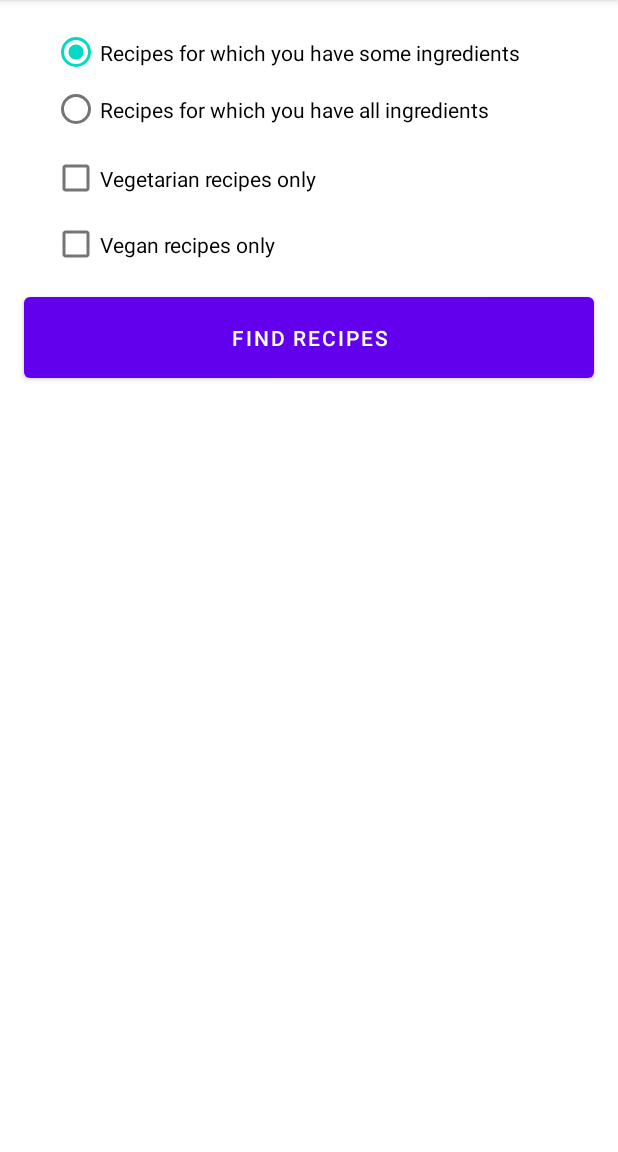
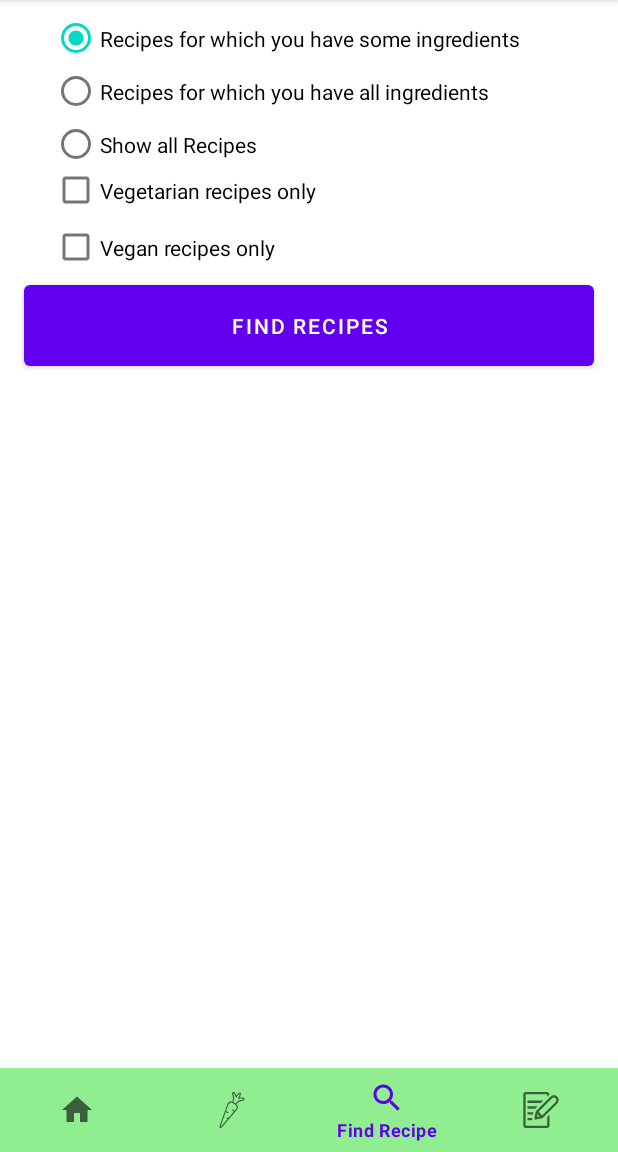
Before and after one commit to SC-118455906/RecipeGeneratorAS, an Android app: the screen it shows after launch (Recipes), after a tap on "GO TO RECIPES", on a phone screen of 412 x 824 dp, the part 84-1236 px from its top. Run offline under Robolectric (Android 15) with nearby library versions, the phone set to English and light mode, and no system bars.

Commit message:
Got bottom nav working, added new recipes, fixed scrolling on recipe viewer

```diff
--- a/app/src/main/java/com/example/recipegenerator/MainActivity.java
+++ b/app/src/main/java/com/example/recipegenerator/MainActivity.java
@@ -3,6 +3,7 @@ package com.example.recipegenerator;
 import androidx.annotation.NonNull;
 import androidx.appcompat.app.AppCompatActivity;
 
+import android.annotation.SuppressLint;
 import android.content.Context;
 import android.content.Intent;
 import android.database.Cursor;
@@ -30,6 +31,7 @@ public class MainActivity extends AppCompatActivity {
     View img_Profile;
     ListView lst_Users;
     ArrayAdapter arrayAdapter;
+    BottomNavigationView bottomNavigationView;
     public int currentUserID = 1;
     boolean isVegetarian;
     boolean isVegan;
@@ -52,33 +54,30 @@ public class MainActivity extends AppCompatActivity {
         btn_GoToRecipes = findViewById(R.id.btn_GoToRecipes);
         img_Profile = findViewById(R.id.img_Profile);
         et_Allergens = findViewById(R.id.et_Allergens);
-        BottomNavigationView bottomNavigationView = new BottomNavigationView(MainActivity.this);
+        bottomNavigationView = findViewById(R.id.bottom_navigation);
 
         isVegetarian = checkIfVeggie();
         isVegan = checkIfVegan();
 
-        bottomNavigationView.setOnItemSelectedListener(new NavigationBarView.OnItemSelectedListener() {
+        //code for bottom nav bar adapted from this tutorial: https://stackoverflow.com/questions/54228079/bottom-navigation-menu-onclick-icon-select
+        bottomNavigationView.setOnNavigationItemSelectedListener(new BottomNavigationView.OnNavigationItemSelectedListener() {
             @Override
             public boolean onNavigationItemSelected(@NonNull MenuItem item) {
-                switch(item.getItemId())
-                {
-                    case R.id.MainActivity:
-//                        switchActivity(MainActivity.class, currentUserID);
-//                        overridePendingTransition(0,0);
-                        return true;
+                switch (item.getItemId()){
+                    case R.id.MainActivity: break;
                     case R.id.Ingredients:
                         switchActivity(Ingredients.class, currentUserID);
-                        overridePendingTransition(0,0);
-                        return true;
+                        break;
                     case R.id.FindRecipes:
-                        switchActivity(MainActivity.class, currentUserID);
-                        overridePendingTransition(0,0);
-                        return true;
+                        switchActivity(Recipes.class, currentUserID);
+                        break;
+                    case R.id.CustomRecipe:
+                        switchActivity(CustomRecipe.class, currentUserID);
+                        break;
                 }
-                return false;
+                return true;
             }
         });
-
 
         btn_GoToIngredients.setOnClickListener((v) -> {
             switchActivity(Ingredients.class, currentUserID);
--- a/app/src/main/java/com/example/recipegenerator/Recipes.java
+++ b/app/src/main/java/com/example/recipegenerator/Recipes.java
@@ -1,5 +1,6 @@
 package com.example.recipegenerator;
 
+import androidx.annotation.NonNull;
 import androidx.appcompat.app.AppCompatActivity;
 
 import android.content.Intent;
@@ -7,6 +8,7 @@ import android.database.Cursor;
 import android.database.sqlite.SQLiteDatabase;
 import android.os.Bundle;
 import android.util.Log;
+import android.view.MenuItem;
 import android.view.View;
 import android.widget.AdapterView;
 import android.widget.ArrayAdapter;
@@ -17,7 +19,9 @@ import android.widget.ListView;
 import android.widget.RadioButton;
 import android.widget.RadioGroup;
 
+import com.example.recipegenerator.models.Ingredient;
 import com.example.recipegenerator.models.User;
+import com.google.android.material.bottomnavigation.BottomNavigationView;
 
 import java.util.ArrayList;
 import java.util.List;
@@ -30,8 +34,9 @@ public class Recipes extends AppCompatActivity {
     ListView lst_Recipes;
     CheckBox chk_Vegetarian, chk_Vegan;
     RadioGroup rg_AllOrSome;
-    RadioButton radioButton, rb_Some, rb_All;
-    boolean allIngredients, isVegetarian, isVegan;
+    RadioButton radioButton, rb_Some, rb_All, rb_AllRecipes;
+    boolean allIngredients, isVegetarian, isVegan, allRecipes;
+    BottomNavigationView bottomNavigationView;
 
     @Override
     protected void onCreate(Bundle savedInstanceState) {
@@ -43,14 +48,17 @@ public class Recipes extends AppCompatActivity {
         rg_AllOrSome = findViewById(R.id.rg_AllOrSome);
         rb_Some = findViewById(R.id.rb_Some);
         rb_All = findViewById(R.id.rb_All);
+        rb_AllRecipes = findViewById(R.id.rb_AllRecipes);
         chk_Vegetarian = findViewById(R.id.chkVegetarian);
         chk_Vegan = findViewById(R.id.chk_Vegan);
+        bottomNavigationView = findViewById(R.id.bottom_navigation);
 
         //setting the variables
         isVegetarian = getIsVegetarian();
         isVegan = getIsVegan();
         int userID = getUserID();
         allIngredients = false;
+        allRecipes = false;
 
         //onclick listeners for the checkboxes, buttons, and listview
         chk_Vegetarian.setOnCheckedChangeListener((buttonView, isChecked) -> {
@@ -77,6 +85,28 @@ public class Recipes extends AppCompatActivity {
             String recipeName = lst_Recipes.getItemAtPosition(position).toString().toUpperCase();
             getRecipeDetails(recipeName, userID);
         });
+
+
+        bottomNavigationView.setSelectedItemId(R.id.FindRecipes);
+        bottomNavigationView.setOnNavigationItemSelectedListener(new BottomNavigationView.OnNavigationItemSelectedListener() {
+            @Override
+            public boolean onNavigationItemSelected(@NonNull MenuItem item) {
+                switch (item.getItemId()){
+                    case R.id.MainActivity:
+                        switchActivity(MainActivity.class, 0, 0);
+                        break;
+                    case R.id.Ingredients:
+                        switchActivity(Ingredients.class, 0, userID);
+                        break;
+                    case R.id.FindRecipes:
+                        break;
+                    case R.id.CustomRecipe:
+                        switchActivity(CustomRecipe.class, 0,userID);
+                        break;
+                }
+                return true;
+            }
+        });
     }
 
     //gets the recipe id of the currently selected recipe so it can be passed to the recipe viewer page
@@ -100,6 +130,19 @@ public class Recipes extends AppCompatActivity {
 
     private void findAllEligibleRecipes(int userID, boolean isVegetarian, boolean isVegan) {
         String sql;
+        if (allRecipes) {
+            if(isVegetarian){
+                if(isVegan){
+                    sql = "SELECT NAME, DESCRIPTION FROM RECIPE WHERE ALLERGENS LIKE '%VEGETARIAN%' OR '%VEGAN%'";
+                } else {
+                    sql = "SELECT NAME, DESCRIPTION FROM RECIPE WHERE ALLERGENS LIKE '%VEGETARIAN%'";
+                }
+            } else if(isVegan){
+                sql = "SELECT NAME, DESCRIPTION FROM RECIPE WHERE ALLERGENS LIKE '%VEGAN%'";
+            } else {
+                sql = "SELECT NAME, DESCRIPTION FROM RECIPE";
+            }
+        } else {
             if (allIngredients) {
                 if (isVegetarian) {
                     if (isVegan) {
@@ -159,6 +202,7 @@ public class Recipes extends AppCompatActivity {
                     sql = "SELECT DISTINCT(RECIPE.NAME),(RECIPE.DESCRIPTION) FROM RECIPE, USER_INGREDIENTS, RECIPE_INGREDIENTS WHERE USER_INGREDIENTS.INGREDIENT_ID = RECIPE_INGREDIENTS.INGREDIENT_ID AND RECIPE.RECIPE_ID = RECIPE_INGREDIENTS.RECIPE_ID AND USER_INGREDIENTS.USER_ID = " + userID + " AND RECIPE.ALLERGENS LIKE '%VEGAN%'";
                 } else {
                     sql = "SELECT DISTINCT(RECIPE.NAME),(RECIPE.DESCRIPTION) FROM RECIPE, USER_INGREDIENTS, RECIPE_INGREDIENTS WHERE USER_INGREDIENTS.INGREDIENT_ID = RECIPE_INGREDIENTS.INGREDIENT_ID AND RECIPE.RECIPE_ID = RECIPE_INGREDIENTS.RECIPE_ID AND USER_INGREDIENTS.USER_ID = " + userID;
+                }
             }
         }
         SQLiteDatabase db = getSqLiteDatabase(false);
@@ -257,5 +301,10 @@ public class Recipes extends AppCompatActivity {
         } else {
             allIngredients = true;
         }
+        if (radioButton == rb_AllRecipes) {
+            allRecipes = true;
+        } else{
+            allRecipes = false;
         }
     }
+}
--- a/app/src/main/res/layout/activity_recipes.xml
+++ b/app/src/main/res/layout/activity_recipes.xml
@@ -1,65 +1,36 @@
 <?xml version="1.0" encoding="utf-8"?>
-<androidx.constraintlayout.widget.ConstraintLayout xmlns:android="http://schemas.android.com/apk/res/android"
+<androidx.constraintlayout.widget.ConstraintLayout android:layout_width="match_parent"
+    android:layout_height="match_parent"
     xmlns:app="http://schemas.android.com/apk/res-auto"
+    tools:context=".Recipes"
     xmlns:tools="http://schemas.android.com/tools"
-    android:layout_width="match_parent"
-    android:layout_height="match_parent"
-    tools:context=".Recipes">
+    xmlns:android="http://schemas.android.com/apk/res/android">
 
-    <Button
-        android:id="@+id/btn_FindRecipes"
-        android:layout_width="match_parent"
-        android:layout_height="66dp"
-        android:layout_marginStart="16dp"
-        android:layout_marginLeft="16dp"
-        android:layout_marginTop="192dp"
-        android:layout_marginEnd="16dp"
-        android:layout_marginRight="16dp"
-        android:text="Find Recipes"
+    <CheckBox
+        android:id="@+id/chk_Vegan"
+        android:layout_width="333dp"
+        android:layout_height="38dp"
+        android:layout_marginEnd="44dp"
+        android:layout_marginRight="44dp"
+        android:text="Vegan recipes only"
         app:layout_constraintEnd_toEndOf="parent"
-        app:layout_constraintHorizontal_bias="1.0"
-        app:layout_constraintStart_toStartOf="parent"
-        app:layout_constraintTop_toTopOf="parent" />
-
-    <ListView
-        android:id="@+id/lstRecipes"
-        android:layout_width="366dp"
-        android:layout_height="438dp"
-        android:layout_marginTop="12dp"
-        app:layout_constraintEnd_toEndOf="parent"
-        app:layout_constraintHorizontal_bias="0.481"
-        app:layout_constraintStart_toStartOf="parent"
-        app:layout_constraintTop_toBottomOf="@+id/btn_FindRecipes">
-
-    </ListView>
+        app:layout_constraintTop_toBottomOf="@+id/chkVegetarian" />
 
     <CheckBox
         android:id="@+id/chkVegetarian"
         android:layout_width="333dp"
         android:layout_height="38dp"
-        android:layout_marginTop="100dp"
         android:layout_marginEnd="44dp"
         android:layout_marginRight="44dp"
         android:text="Vegetarian recipes only"
         app:layout_constraintEnd_toEndOf="parent"
-        app:layout_constraintTop_toTopOf="parent" />
-
-    <CheckBox
-        android:id="@+id/chk_Vegan"
-        android:layout_width="333dp"
-        android:layout_height="38dp"
-        android:layout_marginTop="144dp"
-        android:layout_marginEnd="44dp"
-        android:layout_marginRight="44dp"
-        android:text="Vegan recipes only"
-        app:layout_constraintEnd_toEndOf="parent"
-        app:layout_constraintTop_toTopOf="parent" />
+        app:layout_constraintTop_toBottomOf="@+id/rg_AllOrSome" />
 
     <RadioGroup
         android:id="@+id/rg_AllOrSome"
-        android:layout_width="333dp"
-        android:layout_height="77dp"
-        android:layout_marginTop="16dp"
+        android:layout_width="338dp"
+        android:layout_height="100dp"
+        android:layout_marginTop="8dp"
         app:layout_constraintEnd_toEndOf="@+id/chkVegetarian"
         app:layout_constraintHorizontal_bias="0.0"
         app:layout_constraintStart_toStartOf="@+id/chkVegetarian"
@@ -68,17 +39,64 @@
         <RadioButton
             android:id="@+id/rb_Some"
             android:layout_width="333dp"
-            android:layout_height="38dp"
+            android:layout_height="35dp"
             android:checked="true"
-            android:text="Recipes for which you have some ingredients"
-            android:onClick="checkRadioButton"/>
+            android:onClick="checkRadioButton"
+            android:text="Recipes for which you have some ingredients" />
 
         <RadioButton
             android:id="@+id/rb_All"
             android:layout_width="333dp"
-            android:layout_height="38dp"
-            android:text="Recipes for which you have all ingredients"
-            android:onClick="checkRadioButton"/>
+            android:layout_height="35dp"
+            android:onClick="checkRadioButton"
+            android:text="Recipes for which you have all ingredients" />
+
+        <RadioButton
+            android:id="@+id/rb_AllRecipes"
+            android:layout_width="match_parent"
+            android:layout_height="35dp"
+            android:checked="false"
+            android:onClick="checkRadioButton"
+            android:text="Show all Recipes" />
     </RadioGroup>
 
+    <Button
+        android:id="@+id/btn_FindRecipes"
+        android:layout_width="match_parent"
+        android:layout_height="66dp"
+        android:layout_marginStart="16dp"
+        android:layout_marginLeft="16dp"
+        android:layout_marginEnd="16dp"
+        android:layout_marginRight="16dp"
+        android:text="Find Recipes"
+        app:layout_constraintEnd_toEndOf="parent"
+        app:layout_constraintHorizontal_bias="0.0"
+        app:layout_constraintStart_toStartOf="parent"
+        app:layout_constraintTop_toBottomOf="@+id/chk_Vegan" />
+
+    <ListView
+        android:id="@+id/lstRecipes"
+        android:layout_width="351dp"
+        android:layout_height="351dp"
+        android:layout_marginTop="12dp"
+        android:layout_marginBottom="16dp"
+        app:layout_constraintBottom_toBottomOf="parent"
+        app:layout_constraintEnd_toEndOf="parent"
+        app:layout_constraintHorizontal_bias="0.529"
+        app:layout_constraintStart_toStartOf="parent"
+        app:layout_constraintTop_toBottomOf="@+id/btn_FindRecipes"
+        app:layout_constraintVertical_bias="0.0">
+
+    </ListView>
+
+    <com.google.android.material.bottomnavigation.BottomNavigationView
+        android:id="@+id/bottom_navigation"
+        android:layout_width="match_parent"
+        android:layout_height="wrap_content"
+        app:layout_constraintBottom_toBottomOf="parent"
+        app:layout_constraintEnd_toEndOf="parent"
+        app:layout_constraintStart_toStartOf="parent"
+        app:menu="@menu/bottom_navigation_menu"
+        app:backgroundTint="#90EE90"/>
+
 </androidx.constraintlayout.widget.ConstraintLayout>
```
Also changed, not shown: app/src/main/java/com/example/recipegenerator/CustomRecipe.java (+48 -0 lines), app/src/main/java/com/example/recipegenerator/Ingredients.java (+30 -7 lines), app/src/main/java/com/example/recipegenerator/RecipeViewer.java (+26 -1 lines), app/src/main/res/layout/activity_custom_recipe.xml (+10 -0 lines), app/src/main/res/layout/activity_ingredients.xml (+12 -17 lines), app/src/main/res/layout/activity_recipe_viewer.xml (+5 -3 lines), app/src/main/assets/RecipeGenerator.db. Lines whose indentation alone changed are shown as unchanged.
